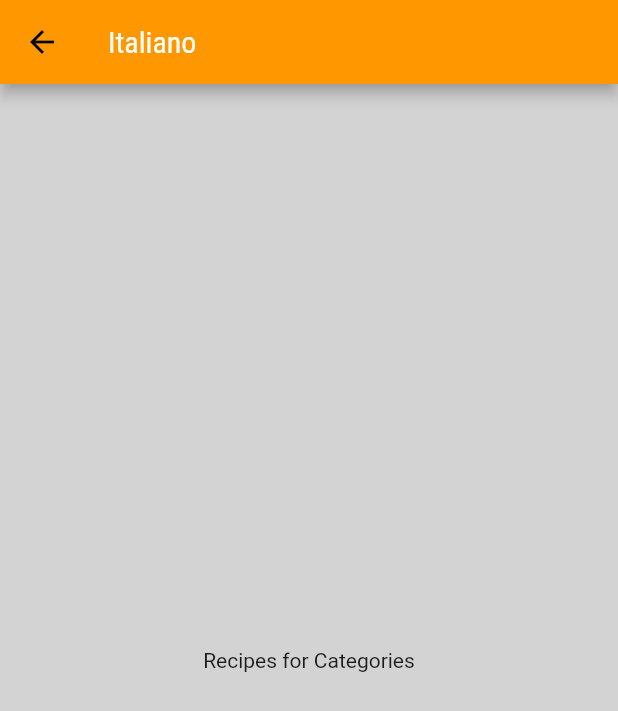
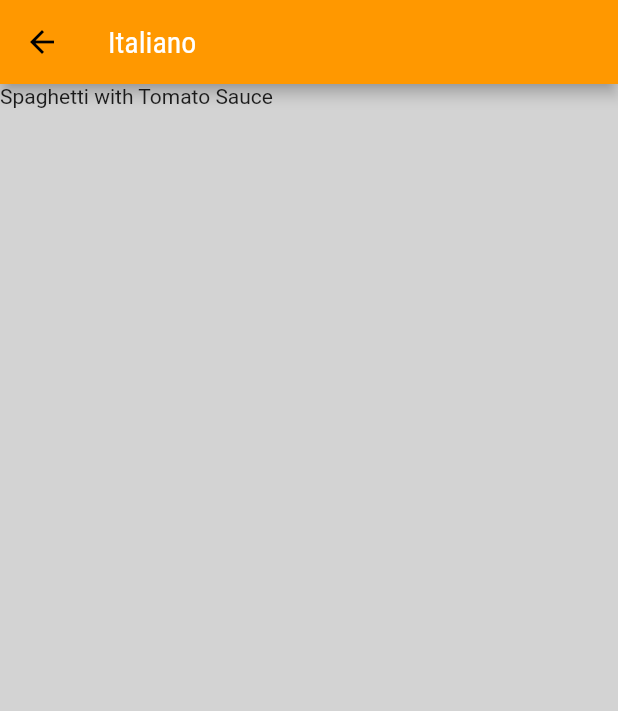
Before and after one commit to IsmaelCardoso/meals_exemple_flutter_navigation, a Flutter app: the screen it shows after launch, after a tap on "Italiano", on a phone screen of 412 x 824 dp. Shown: the top 711 px of the screen. Run offline on Flutter 3.47's test engine with Material 2 defaults, Android fonts, the phone set to English and light mode, and no system bars.

Commit message:
chore(category_mrals_screen): Selecting Meals by Category

```diff
--- a/lib/screens/categories_meals_screen.dart
+++ b/lib/screens/categories_meals_screen.dart
@@ -1,16 +1,29 @@
 import 'package:flutter/material.dart';
+import 'package:meals_exemple_flutter_navigation/data/dummy_data.dart';
 import '../models/category.dart';
+import '../data/dummy_data.dart';
 
 class CategoriesMealsScreen extends StatelessWidget {
   @override
   Widget build(BuildContext context) {
     final category = ModalRoute.of(context).settings.arguments as Category;
 
+    final categoryMeals = DUMMY_MEALS
+        .where(
+          (meal) => meal.categories.contains(category.id),
+        )
+        .toList();
+
     return Scaffold(
       appBar: AppBar(
         title: Text(category.title),
       ),
-      body: Center(child: Text('Recipes for Categories')),
+      body: ListView.builder(
+        itemCount: categoryMeals.length,
+        itemBuilder: (context, index) {
+          return Text(categoryMeals[index].title);
+        },
+      ),
     );
   }
 }
```
